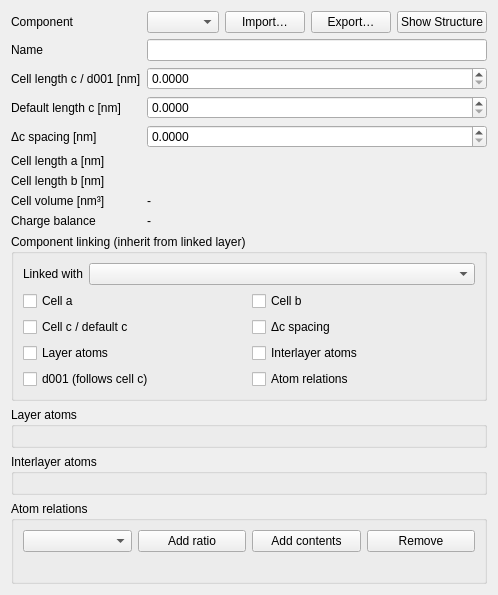
Old version of the form src/mudlab/ui/edit_component.ui in the repository Parthasarathi-Ghosh/MudLab2.
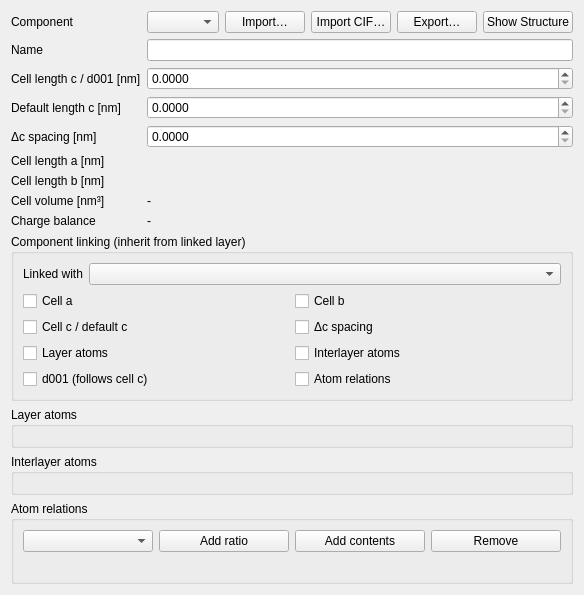
New version of the form.

Commit message: CIF import, stage 2: the review step, and a way in

```diff
--- a/src/mudlab/ui/edit_component.ui
+++ b/src/mudlab/ui/edit_component.ui
@@ -34,6 +34,22 @@
          </property>
         </widget>
        </item>
+       <item>
+        <widget class="QPushButton" name="btn_import_cif">
+         <property name="toolTip">
+          <string>Build the selected component from a crystallographic CIF, projected along c*. The projection is shown for review before anything is replaced.</string>
+         </property>
+         <property name="text">
+          <string>Import CIF…</string>
+         </property>
+         <property name="autoDefault">
+          <bool>false</bool>
+         </property>
+         <property name="default">
+          <bool>false</bool>
+         </property>
+        </widget>
+       </item>
        <item>
         <widget class="QPushButton" name="btn_export_component">
          <property name="toolTip">
```
The commit also changes 6 other files.
